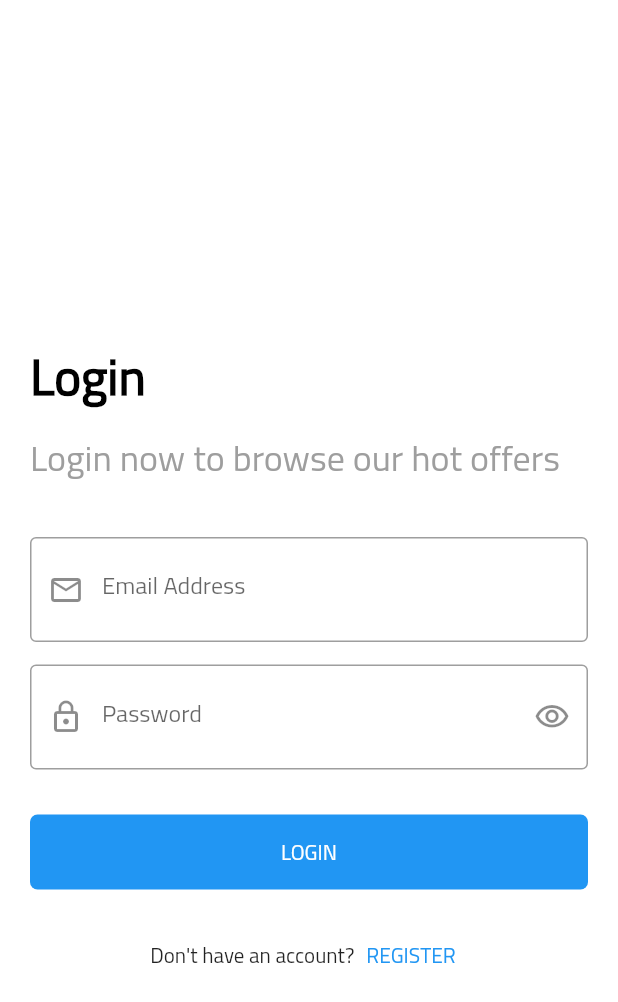
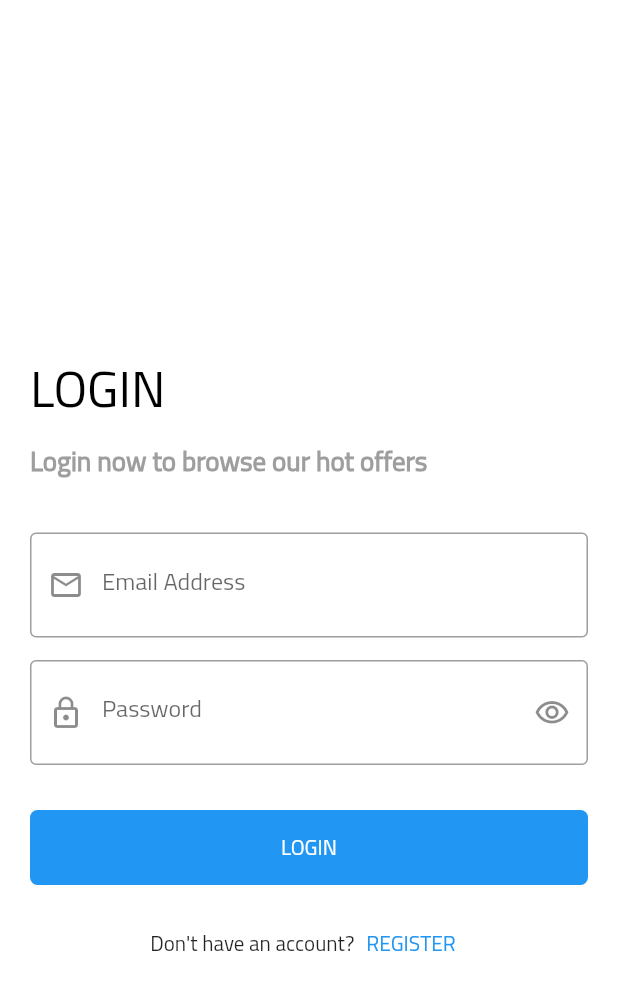
Before and after one commit to EslamShaban74/Shop_App2, a Flutter app: the OnBoardingScreen screen opened directly, after a tap on the "arrow forward ios" icon, after a tap on "SKIP", on a phone screen of 412 x 824 dp. Shown: the top 1002 px of the screen. Run offline on Flutter 3.47's test engine with Material 2 defaults, Android fonts, the phone set to English and light mode, and no system bars; our stand-ins replace bloc, conditional_builder, dio, flutter_bloc, fluttertoast, hexcolor and 2 more; accounts and stored records are empty.

```diff
--- /dev/null
+++ b/lib/layout/shop_layout/cubit/cubit.dart
@@ -0,0 +1,28 @@
+import 'package:bloc/bloc.dart';
+import 'package:flutter/cupertino.dart';
+import 'package:flutter_bloc/flutter_bloc.dart';
+import 'package:shop_app/layout/shop_layout/cubit/states.dart';
+import 'package:shop_app/modules/categories/categories_screen.dart';
+import 'package:shop_app/modules/favorites/favorites_screen.dart';
+import 'package:shop_app/modules/products/products_screen.dart';
+import 'package:shop_app/modules/settings/settings_screen.dart';
+
+class ShopCubit extends Cubit<ShopStates> {
+  ShopCubit() : super(ShopInitialStates());
+
+  static ShopCubit get(context) => BlocProvider.of(context);
+
+  int currentIndex = 0;
+
+  List<Widget> bottomScreens = [
+    ProductsScreen(),
+    CategoriesScreen(),
+    FavoritesScreen(),
+    SettingsScreen(),
+  ];
+
+  void changeBottomNavScreens(int index) {
+    currentIndex = index;
+    emit(ShopChangeBottomNavState());
+  }
+}
--- /dev/null
+++ b/lib/layout/shop_layout/cubit/states.dart
@@ -0,0 +1,4 @@
+abstract class ShopStates {}
+
+class ShopInitialStates extends ShopStates {}
+class ShopChangeBottomNavState extends ShopStates {}
--- a/lib/modules/login/login_screen.dart
+++ b/lib/modules/login/login_screen.dart
@@ -1,48 +1,46 @@
 import 'package:conditional_builder/conditional_builder.dart';
 import 'package:flutter/material.dart';
 import 'package:flutter_bloc/flutter_bloc.dart';
-import 'package:fluttertoast/fluttertoast.dart';
+import 'package:shop_app/layout/shop_layout/shop_layout.dart';
 import 'package:shop_app/modules/login/cubit/shop_login_cubit.dart';
 import 'package:shop_app/modules/login/cubit/shop_login_states.dart';
 import 'package:shop_app/modules/register/shop_register_screen.dart';
 import 'package:shop_app/shared/component/components.dart';
+import 'package:shop_app/shared/network/local/cache_helper.dart';
 
 class ShopLoginScreen extends StatelessWidget {
   var formKey = GlobalKey<FormState>();
+
+  @override
+  Widget build(BuildContext context) {
     var emailController = TextEditingController();
     var passwordController = TextEditingController();
 
-  @override
-  Widget build(BuildContext context) {
     return BlocProvider(
-        create: (context) => ShopLoginCubit(),
+      create: (BuildContext context) => ShopLoginCubit(),
       child: BlocConsumer<ShopLoginCubit, ShopLoginStates>(
         listener: (context, state) {
           if (state is ShopLoginSuccessState) {
+            if (state.loginModel.status) {
+              print(state.loginModel.message);
+              print(state.loginModel.data.token);
 
-              if (state.loginModel.status) {
+              CacheHelper.saveData(
+                key: 'token',
+                value: state.loginModel.data.token,
+              ).then((value) {
+                navigateAndFinish(
+                  context,
+                  ShopLayout(),
+                );
+              });
+            } else {
+              print(state.loginModel.message);
 
-                print(state.loginModel.data.token);
-                print(state.loginModel.message);
-                Fluttertoast.showToast(
-                    msg: state.loginModel.message,
-                    toastLength: Toast.LENGTH_LONG,
-                    gravity: ToastGravity.BOTTOM,
-                    timeInSecForIosWeb: 5,
-                    backgroundColor: Colors.green,
-                    textColor: Colors.white,
-                    fontSize: 16.0);
-              } else {
-
-                print(state.loginModel.message);
-                Fluttertoast.showToast(
-                    msg: state.loginModel.message,
-                    toastLength: Toast.LENGTH_LONG,
-                    gravity: ToastGravity.BOTTOM,
-                    timeInSecForIosWeb: 5,
-                    backgroundColor: Colors.red,
-                    textColor: Colors.white,
-                    fontSize: 16.0);
+              showToast(
+                text: state.loginModel.message,
+                state: ToastStates.ERROR,
+              );
             }
           }
         },
@@ -59,22 +57,20 @@ class ShopLoginScreen extends StatelessWidget {
                       crossAxisAlignment: CrossAxisAlignment.start,
                       children: [
                         Text(
-                            'Login',
-                            style: Theme.of(context)
-                                .textTheme
-                                .headline4
-                                .copyWith(
-                                    fontWeight: FontWeight.bold,
-                                    color: Colors.black),
+                          'LOGIN',
+                          style: Theme.of(context).textTheme.headline4.copyWith(
+                            color: Colors.black,
+                          ),
                         ),
                         Text(
-                            'Login now to browse our hot offers ',
-                            style: Theme.of(context)
-                                .textTheme
-                                .headline5
-                                .copyWith(color: Colors.grey),
+                          'Login now to browse our hot offers',
+                          style: Theme.of(context).textTheme.bodyText1.copyWith(
+                            color: Colors.grey,
                           ),
-                          SizedBox(height: 30.0),
+                        ),
+                        SizedBox(
+                          height: 30.0,
+                        ),
                         defaultFormField(
                           controller: emailController,
                           type: TextInputType.emailAddress,
@@ -84,35 +80,39 @@ class ShopLoginScreen extends StatelessWidget {
                             }
                           },
                           label: 'Email Address',
-                              prefix: Icons.email_outlined),
-                          SizedBox(height: 15.0),
+                          prefix: Icons.email_outlined,
+                        ),
+                        SizedBox(
+                          height: 15.0,
+                        ),
                         defaultFormField(
                           controller: passwordController,
+                          type: TextInputType.visiblePassword,
+                          suffix: ShopLoginCubit.get(context).suffix,
                           onSubmit: (value) {
                             if (formKey.currentState.validate()) {
                               ShopLoginCubit.get(context).userLogin(
                                 email: emailController.text,
-                                      password: passwordController.text);
+                                password: passwordController.text,
+                              );
                             }
                           },
-                              type: TextInputType.visiblePassword,
+                          isPassword: ShopLoginCubit.get(context).isPassword,
+                          suffixPressed: () {
+                            ShopLoginCubit.get(context)
+                                .changePasswordVisibility();
+                          },
                           validate: (String value) {
                             if (value.isEmpty) {
-                                  return 'password cant be empty!';
-                                } else if (value.length < 5) {
-                                  return ' password is to short !';
+                              return 'password is too short';
                             }
                           },
                           label: 'Password',
-                              isPassword:
-                                  ShopLoginCubit.get(context).isPassword,
                           prefix: Icons.lock_outline,
-                              suffix: ShopLoginCubit.get(context).suffix,
-                              suffixPressed: () {
-                                ShopLoginCubit.get(context)
-                                    .changePasswordVisibility();
-                              }),
-                          SizedBox(height: 30.0),
+                        ),
+                        SizedBox(
+                          height: 30.0,
+                        ),
                         ConditionalBuilder(
                           condition: state is! ShopLoginLoadingState,
                           builder: (context) => defaultButton(
@@ -120,23 +120,33 @@ class ShopLoginScreen extends StatelessWidget {
                               if (formKey.currentState.validate()) {
                                 ShopLoginCubit.get(context).userLogin(
                                   email: emailController.text,
-                                        password: passwordController.text);
+                                  password: passwordController.text,
+                                );
                               }
                             },
-                                text: 'Login'),
+                            text: 'login',
+                          ),
                           fallback: (context) =>
                               Center(child: CircularProgressIndicator()),
                         ),
-                          SizedBox(height: 20.0),
+                        SizedBox(
+                          height: 15.0,
+                        ),
                         Row(
                           mainAxisAlignment: MainAxisAlignment.center,
                           children: [
-                              Text('Don\'t have an account?'),
+                            Text(
+                              'Don\'t have an account?',
+                            ),
                             defaultTextButton(
                               function: () {
-                                    navigateTo(context, ShopRegisterScreen());
+                                navigateTo(
+                                  context,
+                                  ShopRegisterScreen(),
+                                );
                               },
-                                  text: 'register')
+                              text: 'register',
+                            ),
                           ],
                         ),
                       ],
@@ -147,6 +157,7 @@ class ShopLoginScreen extends StatelessWidget {
             ),
           );
         },
-        ));
+      ),
+    );
   }
 }
--- a/lib/modules/on_boarding/on_boarding_screen.dart
+++ b/lib/modules/on_boarding/on_boarding_screen.dart
@@ -2,6 +2,7 @@ import 'package:flutter/cupertino.dart';
 import 'package:flutter/material.dart';
 import 'package:shop_app/modules/login/login_screen.dart';
 import 'package:shop_app/shared/component/components.dart';
+import 'package:shop_app/shared/network/local/cache_helper.dart';
 import 'package:smooth_page_indicator/smooth_page_indicator.dart';
 
 class BoardingModel {
@@ -41,16 +42,20 @@ class _OnBoardingScreenState extends State<OnBoardingScreen> {
 
   bool isLast = false;
 
+  void submit() {
+    CacheHelper.saveData(key: 'onBoarding', value: true).then((value) {
+      if (value) {
+        navigateAndFinish(context, ShopLoginScreen());
+      }
+    });
+  }
+
   @override
   Widget build(BuildContext context) {
     return Scaffold(
         appBar: AppBar(
           actions: [
-            defaultTextButton(
-                function: () {
-                  navigateAndFinish(context, ShopLoginScreen());
-                },
-                text: 'skip')
+            defaultTextButton(function: submit, text: 'skip'),
           ],
         ),
         body: Padding(
@@ -96,7 +101,7 @@ class _OnBoardingScreenState extends State<OnBoardingScreen> {
                   FloatingActionButton(
                     onPressed: () {
                       if (isLast) {
-                        navigateAndFinish(context, ShopLoginScreen());
+                        submit();
                       } else {
                         boardController.nextPage(
                           duration: Duration(milliseconds: 750),
--- /dev/null
+++ b/lib/shared/network/local/cache_helper.dart
@@ -0,0 +1,40 @@
+import 'package:flutter/material.dart';
+import 'package:shared_preferences/shared_preferences.dart';
+
+class CacheHelper {
+  static SharedPreferences sharedPreferences;
+
+  static init() async {
+    sharedPreferences = await SharedPreferences.getInstance();
+  }
+
+  static Future<bool> putBoolean({
+    @required String key,
+    @required bool value,
+  }) async {
+    return await sharedPreferences.setBool(key, value);
+  }
+
+  static dynamic getData({
+    @required String key,
+  }) {
+    return sharedPreferences.get(key);
+  }
+
+  static Future<bool> saveData({
+    @required String key,
+    @required dynamic value,
+  }) async {
+    if (value is String) return await sharedPreferences.setString(key, value);
+    if (value is int) return await sharedPreferences.setInt(key, value);
+    if (value is bool) return await sharedPreferences.setBool(key, value);
+
+    return await sharedPreferences.setDouble(key, value);
+  }
+
+  static Future<bool> removeData({
+    @required String key,
+  }) async {
+    return await sharedPreferences.remove(key);
+  }
+}
--- a/lib/shared/styles/themes.dart
+++ b/lib/shared/styles/themes.dart
@@ -33,7 +33,7 @@ ThemeData lightTheme = ThemeData(
     type: BottomNavigationBarType.fixed,
     backgroundColor: Colors.white,
     elevation: 20.0,
-    selectedItemColor: Colors.deepOrange,
+    selectedItemColor: Colors.blue,
   ),
 );
 
```
Also changed, not shown: lib/layout/shop_layout/shop_layout.dart (added, +62 -0 lines), lib/main.dart (+37 -7 lines), lib/modules/categories/categories_screen.dart (added, +8 -0 lines), lib/modules/favorites/favorites_screen.dart (added, +8 -0 lines), lib/modules/products/products_screen.dart (added, +8 -0 lines), lib/modules/search/search_screen.dart (added, +8 -0 lines), lib/modules/settings/settings_screen.dart (added, +8 -0 lines), lib/shared/component/components.dart (+33 -11 lines), lib/models/home_model/home_model.dart (added), 1 other file. Lines whose indentation alone changed are shown as unchanged.
